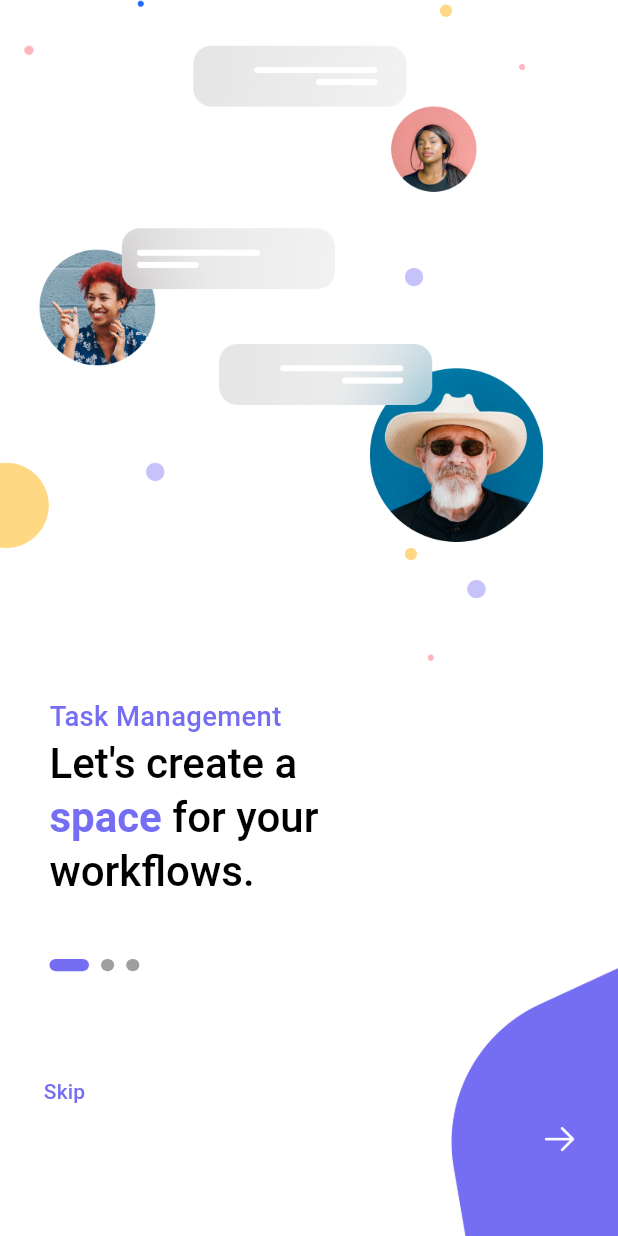
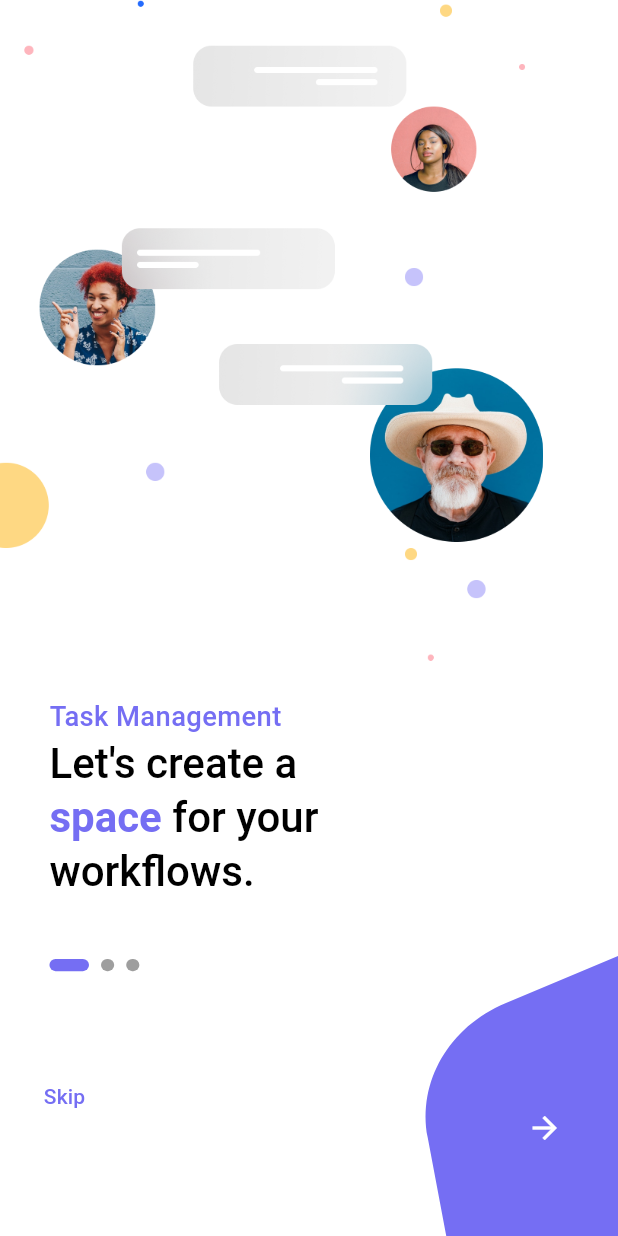
Before and after one commit to MohammadAliOmari/Task_Management_App, a Flutter app: the screen it shows after launch, on a phone screen of 412 x 824 dp. Run offline on Flutter 3.47's test engine with Material 3 defaults, Android fonts, the phone set to English and light mode, and no system bars; drawn by our look-alikes of smooth_page_indicator; our stand-ins replace dartz, dio, flutter_bloc, flutter_dotenv, flutter_screenutil, font_awesome_flutter and 6 more; accounts and stored records are empty.

Commit message:
home cubit, repo, repo_impl, model ,get data in home page , change shape in onboarding , optimize code

```diff
--- a/lib/core/dependency_injection/dependency_injection.dart
+++ b/lib/core/dependency_injection/dependency_injection.dart
@@ -3,6 +3,8 @@ import 'package:get_it/get_it.dart';
 import 'package:task_app/core/utils/api_services.dart';
 import 'package:task_app/features/add_task/data/repos/add_task_repo_impl.dart';
 import 'package:task_app/features/add_task/presentation/manager/add_task_cubit.dart';
+import 'package:task_app/features/home/data/repo/home_repo_impl.dart';
+import 'package:task_app/features/home/presentation/manager/cubit/home_cubit.dart';
 import 'package:task_app/features/login/data/repo/login_repo_imp.dart';
 import 'package:task_app/features/login/presentation/manager/cubit/login_cubit.dart';
 import 'package:task_app/features/signup/data/repo/sign_up_repo_imp.dart';
@@ -34,4 +36,7 @@ void getItSetup() {
   );
   getIt.registerFactory<AddTaskCubit>(
       () => AddTaskCubit(getIt.get<AddTaskRepoImpl>()));
+  getIt.registerLazySingleton<HomeRepoImpl>(
+      () => HomeRepoImpl(getIt.get<ApiServices>()));
+  getIt.registerFactory<HomeCubit>(() => HomeCubit(getIt.get<HomeRepoImpl>()));
 }
--- a/lib/core/utils/themes/dark_theme.dart
+++ b/lib/core/utils/themes/dark_theme.dart
@@ -16,15 +16,19 @@ ThemeData darkTheme = ThemeData(
   ),
   indicatorColor: kBlueColor,
   iconTheme: const IconThemeData(color: kBlueColor),
+  textTheme: const TextTheme(
+    headlineMedium: TextStyle(
+      color: Colors.white,
+      fontWeight: FontWeight.w500,
+    ),
+  ),
   elevatedButtonTheme: ElevatedButtonThemeData(
     style: ElevatedButton.styleFrom(
       // elevation: 12,
       backgroundColor: kBlueColor,
-      padding: const EdgeInsets.symmetric(horizontal: 150, vertical: 15),
-      shape: RoundedRectangleBorder(
-        borderRadius: BorderRadius.circular(16),
-      ),
-      // shadowColor: kBlueColor,
+      padding: const EdgeInsets.symmetric(vertical: 15),
+      shape: RoundedRectangleBorder(borderRadius: BorderRadius.circular(16)),
+      shadowColor: kBlueColor,
     ),
   ),
   scaffoldBackgroundColor: const Color(0xff0A0C16),
--- a/lib/features/add_task/presentation/view/add_task_screen.dart
+++ b/lib/features/add_task/presentation/view/add_task_screen.dart
@@ -4,6 +4,7 @@ import 'package:flutter_screenutil/flutter_screenutil.dart';
 import 'package:go_router/go_router.dart';
 import 'package:task_app/constants.dart';
 import 'package:task_app/core/dependency_injection/dependency_injection.dart';
+import 'package:task_app/core/utils/app_router.dart';
 import 'package:task_app/core/utils/styles/text_style.dart';
 import 'package:task_app/features/add_task/presentation/manager/add_task_cubit.dart';
 import 'package:task_app/features/add_task/presentation/view/widgets/add_task_bloc_builder.dart';
@@ -18,7 +19,7 @@ class AddTaskScreen extends StatelessWidget {
           appBar: AppBar(
             scrolledUnderElevation: 0,
             automaticallyImplyLeading: false,
-            leadingWidth: 65.w,
+            leadingWidth: 60.w,
             backgroundColor: Theme.of(context).appBarTheme.backgroundColor,
             title: Text(
               'Add Task',
@@ -42,7 +43,7 @@ class AddTaskScreen extends StatelessWidget {
                   iconSize: 20.sp,
                   padding: EdgeInsets.zero,
                   onPressed: () {
-                    GoRouter.of(context).pop();
+                    GoRouter.of(context).go(AppRouter.kHome);
                   },
                   icon: const Icon(Icons.arrow_back_ios_sharp),
                 ),
--- a/lib/features/add_task/presentation/view/widgets/add_taskk_bloc_listener.dart
+++ b/lib/features/add_task/presentation/view/widgets/add_taskk_bloc_listener.dart
@@ -40,7 +40,7 @@ class AddTaskBlocListener extends StatelessWidget {
               icon: const Icon(Icons.check),
               autoCloseDuration: const Duration(seconds: 2),
               textcolor: Colors.white);
-          GoRouter.of(context).go(AppRouter.kHome);
+          GoRouter.of(context).pop();
         } else if (state is AddTaskFailureState) {
           GoRouter.of(context).pop();
           snackBar(
--- /dev/null
+++ b/lib/features/home/data/repo/home_repo.dart
@@ -0,0 +1,6 @@
+import 'package:dartz/dartz.dart';
+import 'package:task_app/core/errors/errors.dart';
+
+abstract class HomeRepo {
+  Future<Either<Failure, Map<String, dynamic>>> getTasks();
+}
--- a/lib/features/onboarding/presentation/view/widget/onboaarding_body.dart
+++ b/lib/features/onboarding/presentation/view/widget/onboaarding_body.dart
@@ -5,7 +5,9 @@ import 'package:smooth_page_indicator/smooth_page_indicator.dart';
 import 'package:task_app/constants.dart';
 import 'package:task_app/core/utils/app_router.dart';
 import 'package:task_app/features/onboarding/data/model/onboarding_model.dart';
+import 'package:task_app/features/onboarding/presentation/view/widget/custome_shape.dart';
 import 'package:task_app/features/onboarding/presentation/view/widget/onboarding_item.dart';
+import 'dart:ui' as ui;
 
 class OnBoardingBody extends StatefulWidget {
   const OnBoardingBody({
@@ -64,7 +66,7 @@ class _OnBoardingBodyState extends State<OnBoardingBody> {
                 dotColor: Colors.grey,
                 dotHeight: 8.h,
                 dotWidth: 8.w,
-                activeDotColor: kPurpleColor,
+                activeDotColor: Theme.of(context).iconTheme.color!,
               ),
             ),
           ),
@@ -78,9 +80,9 @@ class _OnBoardingBodyState extends State<OnBoardingBody> {
                   onPressed: () {
                     GoRouter.of(context).go(AppRouter.kLogin);
                   },
-                  child: const Text(
+                  child: Text(
                     style: TextStyle(
-                      color: kPurpleColor,
+                      color: Theme.of(context).iconTheme.color,
                     ),
                     'Skip',
                   )),
@@ -93,14 +95,36 @@ class _OnBoardingBodyState extends State<OnBoardingBody> {
                           duration: const Duration(milliseconds: 1000),
                           curve: Curves.easeInOut);
                 },
-              child: Image.asset(
-                'assets/images/next_button.png',
-                height: 190.h,
+                child: Stack(
+                  children: [
+                    CustomPaint(
+                      size: Size(
+                          129,
+                          (129 * 1.4464285714285714)
+                              .toDouble()), //You can Replace [WIDTH] with your desired width for Custom Paint and height will be calculated automatically
+                      painter: RPSCustomPainter(context),
                     ),
+                    Positioned(
+                      top: 101.h,
+                      right: 51.w,
+                      left: 62.w,
+                      bottom: 77.h,
+                      child: Icon(
+                        Icons.arrow_forward,
+                        color: Colors.white,
                       ),
+                    )
+                  ],
+                )),
           ],
         ),
       ],
     );
   }
 }
+
+//Copy this CustomPainter code to the Bottom of the File
+
+//Add this CustomPaint widget to the Widget Tree
+
+//Copy this CustomPainter code to the Bottom of the File
--- a/lib/features/onboarding/presentation/view/widget/onboarding_item.dart
+++ b/lib/features/onboarding/presentation/view/widget/onboarding_item.dart
@@ -34,13 +34,15 @@ Widget onBoardingItem(
           children: [
             Text(
               'Task Management',
-              style: Styles.textStyle18meduim.copyWith(color: kPurpleColor),
+              style: Styles.textStyle18meduim
+                  .copyWith(color: Theme.of(context).iconTheme.color),
             ),
             RichText(
               text: TextSpan(
                 style:
                     Theme.of(context).textTheme.headlineMedium, // Default style
-                children: buildTextSpans(onBoarding.description, st[i]),
+                children:
+                    buildTextSpans(onBoarding.description, st[i], context),
               ),
             ),
           ],
--- a/lib/features/onboarding/presentation/view/widget/text_span.dart
+++ b/lib/features/onboarding/presentation/view/widget/text_span.dart
@@ -1,7 +1,7 @@
 import 'package:flutter/material.dart';
 import 'package:task_app/constants.dart';
 
-List<TextSpan> buildTextSpans(String text, String highlightWord) {
+List<TextSpan> buildTextSpans(String text, String highlightWord, context) {
   List<TextSpan> spans = [];
   final parts = text.split(highlightWord); // Split text by the highlight word
 
@@ -10,8 +10,8 @@ List<TextSpan> buildTextSpans(String text, String highlightWord) {
     if (i < parts.length - 1) {
       spans.add(TextSpan(
         text: highlightWord, // Add highlighted word
-        style: const TextStyle(
-            color: kPurpleColor,
+        style: TextStyle(
+            color: Theme.of(context).iconTheme.color,
             fontWeight: FontWeight.w600), // Highlight style
       ));
     }
```
Also changed, not shown: lib/core/utils/api_services.dart (+27 -0 lines), lib/features/home/data/models/get_task_model.dart (added, +86 -0 lines), lib/features/home/data/repo/home_repo_impl.dart (added, +23 -0 lines), lib/features/home/presentation/manager/cubit/home_cubit.dart (added, +21 -0 lines), lib/features/home/presentation/manager/cubit/home_state.dart (added, +17 -0 lines), lib/features/home/presentation/view/home_screen.dart (+16 -7 lines), lib/features/home/presentation/view/widgets/inprogress_list_view.dart (+65 -17 lines), lib/features/layout/presentation/manager/cubit/layout_cubit.dart (+17 -14 lines), lib/features/onboarding/presentation/view/widget/custome_shape.dart (added, +34 -0 lines). Lines whose indentation alone changed are shown as unchanged.
